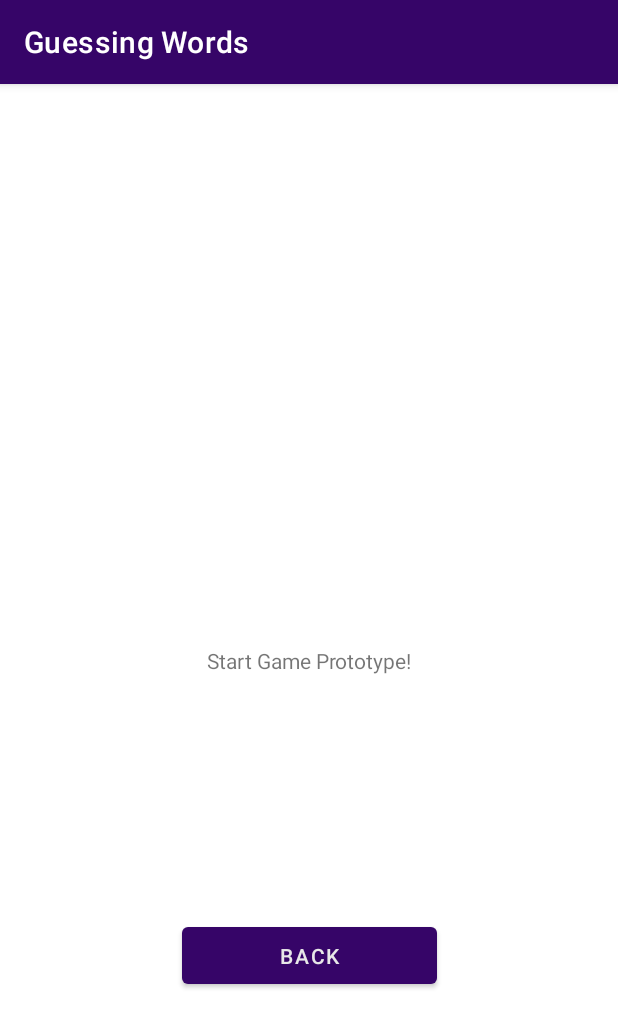
After one commit to sw21-tug/Team_24, an Android app: the GamePrototypeFragment screen opened directly, with no data from a screen before it, on a phone screen of 412 x 824 dp. The commit adds this screen. Shown: the top 1028 px of the screen. Run offline under Robolectric (Android 15) with nearby library versions, the phone set to English and light mode, and no system bars.

Commit message:
GW-005-A add backButton to GamePrototype [SA, SK]

```diff
--- a/app/src/main/java/at/tugraz/ist/guessingwords/StartGameActivity.kt
+++ b/app/src/main/java/at/tugraz/ist/guessingwords/StartGameActivity.kt
@@ -9,7 +9,7 @@ class StartGameActivity : AppCompatActivity() {
         super.onCreate(savedInstanceState)
         setContentView(R.layout.activity_start_game)
 
-        val btn_back = findViewById<Button>(R.id.btn_back_SG)
+        val btn_back = findViewById<Button>(R.id.btn_back_GP)
 
         btn_back.setOnClickListener {
             finish()
--- /dev/null
+++ b/app/src/main/java/at/tugraz/ist/guessingwords/ui/start_game/GamePrototypeFragment.kt
@@ -0,0 +1,26 @@
+package at.tugraz.ist.guessingwords.ui.start_game
+
+import android.os.Bundle
+import android.view.LayoutInflater
+import android.view.View
+import android.view.ViewGroup
+import androidx.fragment.app.Fragment
+import androidx.lifecycle.ViewModelProvider
+import at.tugraz.ist.guessingwords.R
+
+class GamePrototypeFragment : Fragment() {
+
+    private lateinit var startGameViewModel: StartGameViewModel
+    private lateinit var root: View
+
+    override fun onCreateView(
+        inflater: LayoutInflater,
+        container: ViewGroup?,
+        savedInstanceState: Bundle?
+    ): View? {
+        val startGameFactory: ViewModelProvider.Factory = ViewModelProvider.AndroidViewModelFactory.getInstance(activity!!.application)
+        startGameViewModel = ViewModelProvider(this, startGameFactory).get(StartGameViewModel::class.java)
+        root = inflater.inflate(R.layout.fragment_game_prototype, container, false)
+        return root
+    }
+}
--- /dev/null
+++ b/app/src/main/java/at/tugraz/ist/guessingwords/ui/start_game/GamePrototypeViewModel.kt
@@ -0,0 +1,7 @@
+package at.tugraz.ist.guessingwords.ui.start_game
+
+import androidx.lifecycle.ViewModel
+
+class GamePrototypeViewModel : ViewModel() {
+
+}
--- a/app/src/main/res/layout/activity_start_game.xml
+++ b/app/src/main/res/layout/activity_start_game.xml
@@ -9,7 +9,7 @@
 
     <fragment
         android:id="@+id/start_game_fragment"
-        android:name="at.tugraz.ist.guessingwords.ui.start_game.StartGameFragment"
+        android:name="at.tugraz.ist.guessingwords.ui.start_game.GamePrototypeFragment"
         android:layout_width="match_parent"
         android:layout_height="0dp"
         app:layout_constraintTop_toTopOf="parent"
--- /dev/null
+++ b/app/src/main/res/layout/fragment_game_prototype.xml
@@ -0,0 +1,31 @@
+<?xml version="1.0" encoding="utf-8"?>
+<androidx.constraintlayout.widget.ConstraintLayout xmlns:android="http://schemas.android.com/apk/res/android"
+    xmlns:app="http://schemas.android.com/apk/res-auto"
+    xmlns:tools="http://schemas.android.com/tools"
+    android:layout_width="match_parent"
+    android:layout_height="match_parent"
+    tools:context=".StartGameActivity">
+
+    <TextView
+        android:id="@+id/text_startGame"
+        android:layout_width="wrap_content"
+        android:layout_height="wrap_content"
+        android:text="Start Game Prototype!"
+        app:layout_constraintBottom_toBottomOf="parent"
+        app:layout_constraintLeft_toLeftOf="parent"
+        app:layout_constraintRight_toRightOf="parent"
+        app:layout_constraintTop_toTopOf="parent" />
+
+    <Button
+        android:id="@+id/btn_back_GP"
+        android:layout_width="170dp"
+        android:layout_height="50dp"
+        android:text="Back"
+        app:layout_constraintTop_toBottomOf="@id/text_startGame"
+        app:layout_constraintBottom_toBottomOf="parent"
+        app:layout_constraintLeft_toLeftOf="parent"
+        app:layout_constraintRight_toRightOf="parent"
+        />
+
+
+</androidx.constraintlayout.widget.ConstraintLayout>
```
